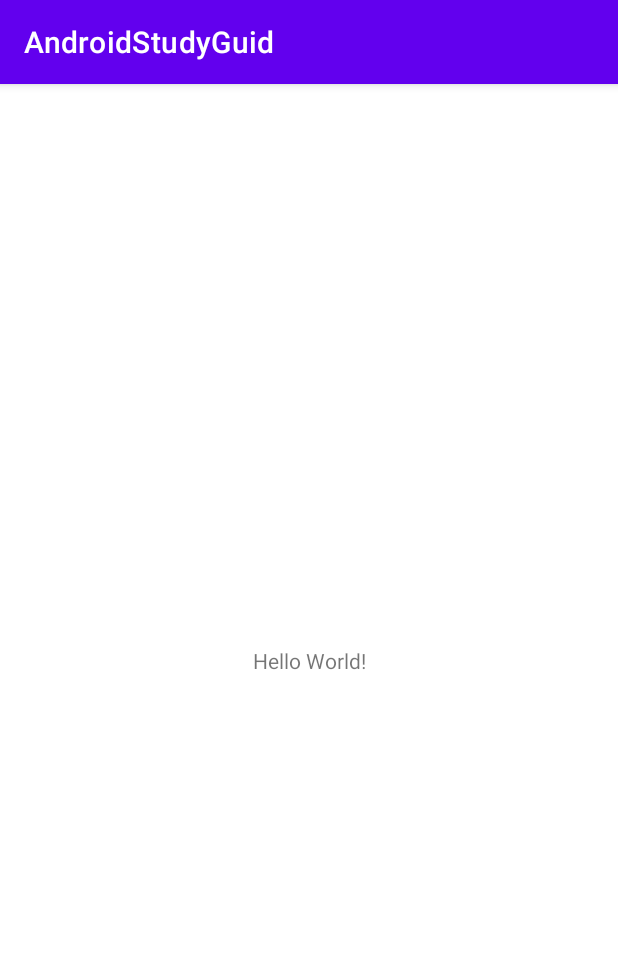
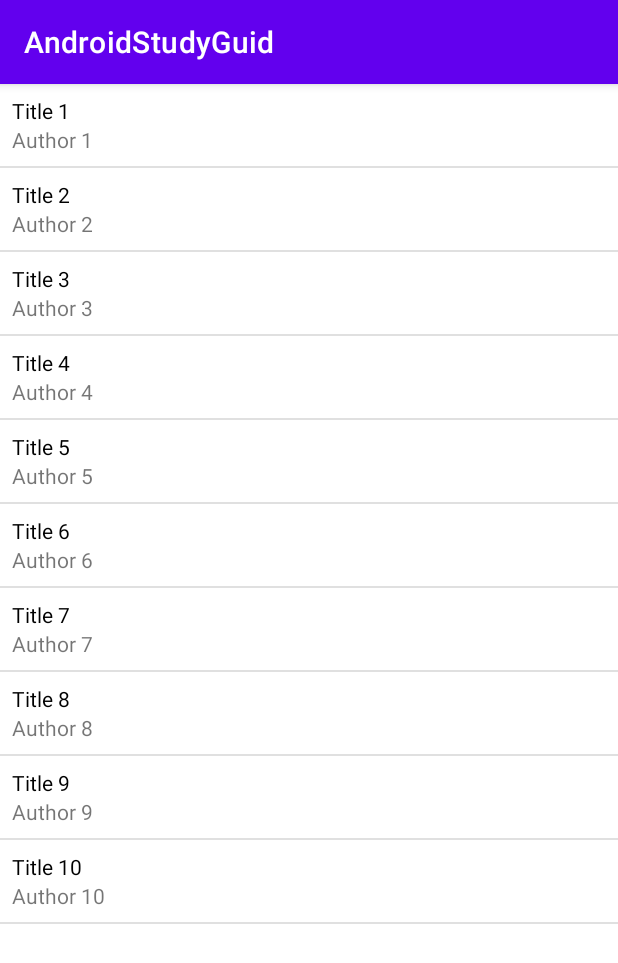
Before and after one commit to dmadunts/AndroidStudyGuide, an Android app: the screen it shows after launch (MainActivity), on a phone screen of 412 x 824 dp. Shown: the top 963 px of the screen. Run offline under Robolectric (Android 15) with nearby library versions, the phone set to English and light mode, and no system bars.

Commit message:
Added RecyclerView and NavigationComponent for #4. Amend: fix for Detekt lint check

```diff
--- a/app/build.gradle
+++ b/app/build.gradle
@@ -33,15 +33,19 @@ android {
     kotlinOptions {
         jvmTarget = '1.8'
     }
+
+    buildFeatures {
+        viewBinding = true
+    }
 }
 
 dependencies {
-
     implementation 'androidx.core:core-ktx:1.7.0'
     implementation 'androidx.appcompat:appcompat:1.4.1'
     implementation 'com.google.android.material:material:1.5.0'
     implementation 'androidx.constraintlayout:constraintlayout:2.1.3'
-    implementation 'androidx.legacy:legacy-support-v4:1.0.0'
+    implementation 'androidx.navigation:navigation-fragment-ktx:2.4.1'
+    implementation 'androidx.navigation:navigation-ui-ktx:2.4.1'
     testImplementation 'junit:junit:4.13.2'
     androidTestImplementation 'androidx.test.ext:junit:1.1.3'
     androidTestImplementation 'androidx.test.espresso:espresso-core:3.4.0'
@@ -61,10 +65,11 @@ detekt {
     config = files("$projectDir/config/detekt.yml")
 }
 
-tasks.withType(Detekt)configureEach({
+tasks.withType(Detekt) configureEach({
     reports {
         html.required.set(true) // observe findings in your browser with structure and code snippets
         xml.required.set(true) // checkstyle like format mainly for integrations like Jenkins
-        txt.required.set(true) // similar to the console output, contains issue signature to manually edit baseline files
+        txt.required.set(true)
+        // similar to the console output, contains issue signature to manually edit baseline files
     }
 })
--- a/app/src/main/java/com/example/androidstudyguid/MainActivity.kt
+++ b/app/src/main/java/com/example/androidstudyguid/MainActivity.kt
@@ -2,10 +2,27 @@ package com.example.androidstudyguid
 
 import android.os.Bundle
 import androidx.appcompat.app.AppCompatActivity
+import androidx.navigation.fragment.NavHostFragment
+import com.example.androidstudyguid.databinding.ActivityMainBinding
 
 class MainActivity : AppCompatActivity() {
+    private lateinit var binding: ActivityMainBinding
     override fun onCreate(savedInstanceState: Bundle?) {
         super.onCreate(savedInstanceState)
-        setContentView(R.layout.activity_main)
+        binding = ActivityMainBinding.inflate(layoutInflater)
+        setContentView(binding.root)
+
+        setupNavigationComponent()
+    }
+
+    private fun setupNavigationComponent() {
+        val navHostFragment =
+            supportFragmentManager.findFragmentById(R.id.nav_host_fragment) as NavHostFragment
+        val navController = navHostFragment.navController
+        val graphInflater = navController.navInflater
+        val navGraph = graphInflater.inflate(R.navigation.nav_graph)
+
+        navGraph.setStartDestination(R.id.articleListFragment)
+        navController.graph = navGraph
     }
 }
--- /dev/null
+++ b/app/src/main/java/com/example/androidstudyguid/articlelist/ArticleAdapter.kt
@@ -0,0 +1,44 @@
+package com.example.androidstudyguid.articlelist
+
+import android.view.LayoutInflater
+import android.view.ViewGroup
+import androidx.recyclerview.widget.DiffUtil
+import androidx.recyclerview.widget.ListAdapter
+import androidx.recyclerview.widget.RecyclerView
+import com.example.androidstudyguid.databinding.ListItemArticleBinding
+import com.example.androidstudyguid.models.Article
+
+class ArticleAdapter : ListAdapter<Article, ArticleAdapter.ArticleViewHolder>(differ) {
+    inner class ArticleViewHolder(private val binding: ListItemArticleBinding) :
+        RecyclerView.ViewHolder(binding.root) {
+
+        fun bind(article: Article) {
+            binding.articleTitle.text = article.title
+            binding.articleAuthor.text = article.authorName
+        }
+    }
+
+    override fun onCreateViewHolder(parent: ViewGroup, viewType: Int): ArticleViewHolder {
+        val binding =
+            ListItemArticleBinding.inflate(LayoutInflater.from(parent.context), parent, false)
+        return ArticleViewHolder(binding)
+    }
+
+    override fun onBindViewHolder(holder: ArticleViewHolder, position: Int) {
+        getItem(position)?.let { article ->
+            holder.bind(article)
+        }
+    }
+
+    companion object {
+        val differ = object : DiffUtil.ItemCallback<Article>() {
+            override fun areItemsTheSame(oldItem: Article, newItem: Article): Boolean {
+                return oldItem.id == newItem.id
+            }
+
+            override fun areContentsTheSame(oldItem: Article, newItem: Article): Boolean {
+                return oldItem == newItem
+            }
+        }
+    }
+}
--- a/app/src/main/java/com/example/androidstudyguid/articlelist/ArticleListFragment.kt
+++ b/app/src/main/java/com/example/androidstudyguid/articlelist/ArticleListFragment.kt
@@ -5,15 +5,49 @@ import android.view.LayoutInflater
 import android.view.View
 import android.view.ViewGroup
 import androidx.fragment.app.Fragment
-import com.example.androidstudyguid.R
+import androidx.recyclerview.widget.DividerItemDecoration
+import androidx.recyclerview.widget.LinearLayoutManager
+import androidx.recyclerview.widget.RecyclerView
+import com.example.androidstudyguid.databinding.FragmentArticleListBinding
+import com.example.androidstudyguid.models.Article
 
 class ArticleListFragment : Fragment() {
-
     override fun onCreateView(
         inflater: LayoutInflater,
         container: ViewGroup?,
         savedInstanceState: Bundle?
-    ): View? {
-        return inflater.inflate(R.layout.fragment_article_list, container, false)
+    ): View {
+        val binding = FragmentArticleListBinding.inflate(inflater, container, false)
+
+        val adapter = ArticleAdapter()
+
+        setupRecyclerView(binding.articleList, adapter)
+
+        val articles = arrayListOf<Article>().apply {
+            for (i in 1..DEFAULT_ITEM_COUNT) {
+                add(Article(i, "Title $i", "Author $i", "www.article$i.com"))
+            }
+        }
+        adapter.submitList(articles)
+
+        return binding.root
+    }
+
+    private fun <VH : RecyclerView.ViewHolder> setupRecyclerView(
+        recyclerView: RecyclerView,
+        adapter: RecyclerView.Adapter<VH>
+    ) {
+        recyclerView.adapter = adapter
+        recyclerView.layoutManager = LinearLayoutManager(requireContext())
+        recyclerView.addItemDecoration(
+            DividerItemDecoration(
+                requireContext(),
+                DividerItemDecoration.VERTICAL
+            )
+        )
+    }
+
+    companion object {
+        const val DEFAULT_ITEM_COUNT = 10
     }
 }
--- /dev/null
+++ b/app/src/main/java/com/example/androidstudyguid/models/Article.kt
@@ -0,0 +1,8 @@
+package com.example.androidstudyguid.models
+
+data class Article(
+    val id: Int,
+    val title: String,
+    val authorName: String,
+    val url: String,
+)
--- a/app/src/main/res/layout/activity_main.xml
+++ b/app/src/main/res/layout/activity_main.xml
@@ -6,13 +6,16 @@
     android:layout_height="match_parent"
     tools:context=".MainActivity">
 
-    <TextView
-        android:layout_width="wrap_content"
-        android:layout_height="wrap_content"
-        android:text="Hello World!"
+    <androidx.fragment.app.FragmentContainerView
+        android:id="@+id/nav_host_fragment"
+        android:name="androidx.navigation.fragment.NavHostFragment"
+        android:layout_width="0dp"
+        android:layout_height="0dp"
+        app:defaultNavHost="true"
         app:layout_constraintBottom_toBottomOf="parent"
-        app:layout_constraintLeft_toLeftOf="parent"
-        app:layout_constraintRight_toRightOf="parent"
-        app:layout_constraintTop_toTopOf="parent" />
+        app:layout_constraintEnd_toEndOf="parent"
+        app:layout_constraintStart_toStartOf="parent"
+        app:layout_constraintTop_toTopOf="parent"
+        app:navGraph="@navigation/nav_graph" />
 
 </androidx.constraintlayout.widget.ConstraintLayout>
--- a/app/src/main/res/layout/fragment_article_list.xml
+++ b/app/src/main/res/layout/fragment_article_list.xml
@@ -1,13 +1,19 @@
 <?xml version="1.0" encoding="utf-8"?>
-<FrameLayout xmlns:android="http://schemas.android.com/apk/res/android"
+<androidx.constraintlayout.widget.ConstraintLayout xmlns:android="http://schemas.android.com/apk/res/android"
+    xmlns:app="http://schemas.android.com/apk/res-auto"
     xmlns:tools="http://schemas.android.com/tools"
     android:layout_width="match_parent"
     android:layout_height="match_parent"
     tools:context=".articlelist.ArticleListFragment">
 
-    <TextView
-        android:layout_width="match_parent"
-        android:layout_height="match_parent"
-        android:text="Hellow" />
-
-</FrameLayout>
+    <androidx.recyclerview.widget.RecyclerView
+        android:id="@+id/article_list"
+        android:layout_width="0dp"
+        android:layout_height="0dp"
+        app:layout_constraintBottom_toBottomOf="parent"
+        app:layout_constraintEnd_toEndOf="parent"
+        app:layout_constraintStart_toStartOf="parent"
+        app:layout_constraintTop_toTopOf="parent"
+        tools:itemCount="10"
+        tools:listitem="@layout/list_item_article" />
+</androidx.constraintlayout.widget.ConstraintLayout>
--- /dev/null
+++ b/app/src/main/res/layout/list_item_article.xml
@@ -0,0 +1,27 @@
+<?xml version="1.0" encoding="utf-8"?>
+<androidx.constraintlayout.widget.ConstraintLayout xmlns:android="http://schemas.android.com/apk/res/android"
+    xmlns:app="http://schemas.android.com/apk/res-auto"
+    xmlns:tools="http://schemas.android.com/tools"
+    android:layout_width="match_parent"
+    android:layout_height="wrap_content"
+    android:padding="8dp">
+
+    <TextView
+        android:id="@+id/article_title"
+        android:layout_width="0dp"
+        android:layout_height="wrap_content"
+        android:textColor="@android:color/black"
+        app:layout_constraintEnd_toEndOf="parent"
+        app:layout_constraintStart_toStartOf="parent"
+        app:layout_constraintTop_toTopOf="parent"
+        tools:text="Lorem Ipsum" />
+
+    <TextView
+        android:id="@+id/article_author"
+        android:layout_width="0dp"
+        android:layout_height="wrap_content"
+        app:layout_constraintEnd_toEndOf="parent"
+        app:layout_constraintStart_toStartOf="parent"
+        app:layout_constraintTop_toBottomOf="@id/article_title"
+        tools:text="By David Madunts" />
+</androidx.constraintlayout.widget.ConstraintLayout>
--- /dev/null
+++ b/app/src/main/res/navigation/nav_graph.xml
@@ -0,0 +1,13 @@
+<?xml version="1.0" encoding="utf-8"?>
+<navigation xmlns:android="http://schemas.android.com/apk/res/android"
+    xmlns:app="http://schemas.android.com/apk/res-auto"
+    xmlns:tools="http://schemas.android.com/tools"
+    android:id="@+id/nav_graph.xml"
+    app:startDestination="@id/articleListFragment">
+
+    <fragment
+        android:id="@+id/articleListFragment"
+        android:name="com.example.androidstudyguid.articlelist.ArticleListFragment"
+        android:label="fragment_article_list"
+        tools:layout="@layout/fragment_article_list" />
+</navigation>
```
